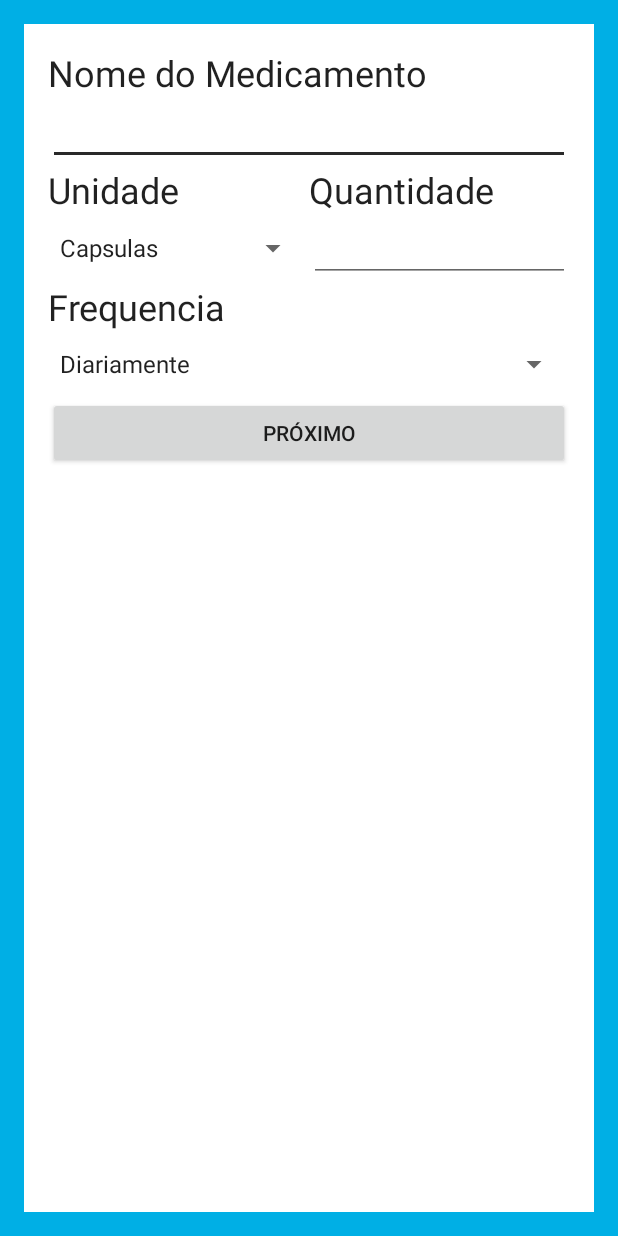
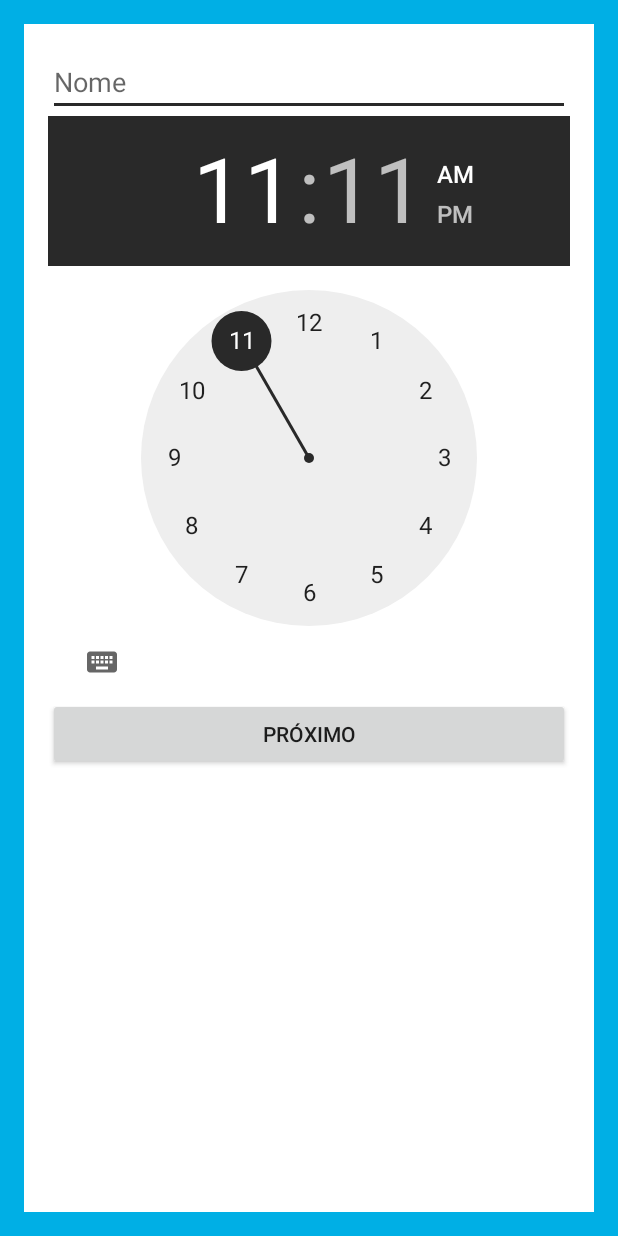
Before and after one commit to felipsimoes/nossaSaude, an Android app: the MedicamentoActivity screen opened directly, with no data from a screen before it, on a phone screen of 412 x 824 dp. Run offline under Robolectric (Android 15) with nearby library versions, the light colour scheme and no system bars.

Commit message:
alarm most simple working version

```diff
--- a/app/build.gradle
+++ b/app/build.gradle
@@ -2,12 +2,12 @@ apply plugin: 'com.android.application'
 apply plugin: 'realm-android'
 
 android {
-    compileSdkVersion 24
+    compileSdkVersion 22
     buildToolsVersion "25.0.0"
     defaultConfig {
         applicationId "com.example.app.nossasaudeapp"
         minSdkVersion 15
-        targetSdkVersion 24
+        targetSdkVersion 22
         versionCode 1
         versionName "1.0"
         testInstrumentationRunner "android.support.test.runner.AndroidJUnitRunner"
@@ -25,7 +25,7 @@ dependencies {
     androidTestCompile('com.android.support.test.espresso:espresso-core:2.2.2', {
         exclude group: 'com.android.support', module: 'support-annotations'
     })
-    compile 'com.android.support:appcompat-v7:24.2.1'
+    compile 'com.android.support:appcompat-v7:22.2.1'
     compile 'com.facebook.stetho:stetho:1.4.1'
     compile 'com.uphyca:stetho_realm:2.0.0'
     testCompile 'junit:junit:4.12'
--- a/app/src/main/AndroidManifest.xml
+++ b/app/src/main/AndroidManifest.xml
@@ -24,6 +24,8 @@
                 <category android:name="android.intent.category.LAUNCHER" />
             </intent-filter>
         </activity>
+        <receiver android:name=".AlarmReceiver" />
+        <service android:name=".AlarmService" />
     </application>
 
 </manifest>
--- a/app/src/main/java/com/example/app/nossasaudeapp/MedicamentoActivity.java
+++ b/app/src/main/java/com/example/app/nossasaudeapp/MedicamentoActivity.java
@@ -1,11 +1,19 @@
 package com.example.app.nossasaudeapp;
 
 import android.app.AlarmManager;
+import android.app.PendingIntent;
+import android.content.Intent;
 import android.os.Bundle;
 import android.support.annotation.Nullable;
 import android.support.v7.app.AppCompatActivity;
+import android.util.Log;
+import android.view.View;
 import android.widget.ArrayAdapter;
+import android.widget.Button;
 import android.widget.Spinner;
+import android.widget.TimePicker;
+
+import java.util.Calendar;
 
 /**
  * Created by Galdino's on 26/10/2016.
@@ -14,26 +22,64 @@ import android.widget.Spinner;
 public class MedicamentoActivity extends AppCompatActivity {
 
     AlarmManager alarmManager;
+    private PendingIntent pendingIntent;
 
     @Override
     protected void onCreate(@Nullable Bundle savedInstanceState) {
         super.onCreate(savedInstanceState);
         setContentView(R.layout.medicamento);
 
+        final Intent myIntent = new Intent(this, AlarmReceiver.class);
         alarmManager = (AlarmManager) getSystemService(ALARM_SERVICE);
 
+        final Calendar calendar = Calendar.getInstance();
 
-        Spinner spinner = (Spinner) findViewById(R.id.spinner);
-        ArrayAdapter<CharSequence> adapter = ArrayAdapter.createFromResource(this,
-                R.array.tipo_remedio_array, android.R.layout.simple_spinner_item);
-        adapter.setDropDownViewResource(android.R.layout.simple_spinner_dropdown_item);
-        spinner.setAdapter(adapter);
+//        Spinner spinner = (Spinner) findViewById(R.id.spinner);
+//        ArrayAdapter<CharSequence> adapter = ArrayAdapter.createFromResource(this,
+//                R.array.tipo_remedio_array, android.R.layout.simple_spinner_item);
+//        adapter.setDropDownViewResource(android.R.layout.simple_spinner_dropdown_item);
+//        spinner.setAdapter(adapter);
+//
+//        Spinner spinner1 = (Spinner) findViewById(R.id.spinner2);
+//        ArrayAdapter<CharSequence> adapter1 = ArrayAdapter.createFromResource(this,
+//                R.array.frequencia_array, android.R.layout.simple_spinner_item);
+//        adapter1.setDropDownViewResource(android.R.layout.simple_spinner_dropdown_item);
+//        spinner1.setAdapter(adapter1);
 
-        Spinner spinner1 = (Spinner) findViewById(R.id.spinner2);
-        ArrayAdapter<CharSequence> adapter1 = ArrayAdapter.createFromResource(this,
-                R.array.frequencia_array, android.R.layout.simple_spinner_item);
-        adapter1.setDropDownViewResource(android.R.layout.simple_spinner_dropdown_item);
-        spinner1.setAdapter(adapter1);
+        Button btn = (Button) findViewById(R.id.button);
+
+        final TimePicker timePicker = (TimePicker) findViewById(R.id.timepicker);
+
+        btn.setOnClickListener(new View.OnClickListener() {
+            @Override
+            public void onClick(View v) {
+                calendar.set(Calendar.HOUR_OF_DAY, timePicker.getCurrentHour());
+                calendar.set(Calendar.MINUTE, timePicker.getCurrentMinute());
+
+                final int hour = timePicker.getCurrentHour();
+                final int minute = timePicker.getCurrentMinute();
+
+                String minute_string = String.valueOf(minute);
+                String hour_string = String.valueOf(hour);
+
+                if (minute < 10) {
+                    minute_string = "0" + String.valueOf(minute);
+                }
+
+                if (hour > 12) {
+                    hour_string = String.valueOf(hour - 12) ;
+                }
+
+                Log.d("HORA", hour_string);
+                Log.d("MINUTOS", minute_string);
+
+                myIntent.putExtra("extra","yes");
+                pendingIntent = PendingIntent.getBroadcast(MedicamentoActivity.this, 0,
+                        myIntent, PendingIntent.FLAG_UPDATE_CURRENT);
+
+                alarmManager.set(AlarmManager.RTC_WAKEUP, calendar.getTimeInMillis(), pendingIntent);
+            }
+        });
 
     }
 }
--- a/app/src/main/res/layout/medicamento.xml
+++ b/app/src/main/res/layout/medicamento.xml
@@ -15,81 +15,20 @@
         android:background="@android:color/white"
         android:padding="16dp">
 
-        <TextView
-            android:text="Nome do Medicamento"
-            android:layout_width="match_parent"
-            android:layout_height="wrap_content"
-            android:id="@+id/textView13"
-            android:textAppearance="@style/TextAppearance.AppCompat.Headline" />
-
         <EditText
             android:layout_width="match_parent"
             android:layout_height="wrap_content"
             android:inputType="textPersonName"
             android:ems="10"
+            android:hint="Nome"
             android:id="@+id/editText2"
             android:textColorLink="@color/colorBackQuad2" />
+        <TimePicker
+            android:layout_width="wrap_content"
+            android:layout_height="wrap_content"
+            android:id="@+id/timepicker">
 
-        <LinearLayout
-            android:orientation="horizontal"
-            android:layout_width="match_parent"
-            android:layout_height="wrap_content">
-
-            <LinearLayout
-                android:orientation="vertical"
-                android:layout_width="match_parent"
-                android:layout_height="match_parent"
-                android:layout_weight="1">
-
-                <TextView
-                    android:text="Unidade"
-                    android:layout_width="match_parent"
-                    android:layout_height="wrap_content"
-                    android:id="@+id/textView10"
-                    android:textAppearance="@style/TextAppearance.AppCompat.Headline" />
-
-                <Spinner
-                    android:layout_width="match_parent"
-                    android:layout_height="match_parent"
-                    android:id="@+id/spinner" />
-
-            </LinearLayout>
-
-            <LinearLayout
-                android:orientation="vertical"
-                android:layout_width="match_parent"
-                android:layout_height="match_parent"
-                android:layout_weight="1">
-
-                <TextView
-                    android:text="Quantidade"
-                    android:layout_width="match_parent"
-                    android:layout_height="wrap_content"
-                    android:id="@+id/textView11"
-                    android:textAppearance="@style/TextAppearance.AppCompat.Headline" />
-
-                <EditText
-                    android:layout_width="match_parent"
-                    android:layout_height="wrap_content"
-                    android:inputType="textPersonName"
-                    android:ems="10"
-                    android:id="@+id/editText3"
-                    android:textColorLink="@color/colorBackQuad2" />
-
-            </LinearLayout>
-        </LinearLayout>
-
-        <TextView
-            android:text="Frequencia"
-            android:layout_width="match_parent"
-            android:layout_height="wrap_content"
-            android:id="@+id/textView12"
-            android:textAppearance="@style/TextAppearance.AppCompat.Headline" />
-
-        <Spinner
-            android:layout_width="match_parent"
-            android:layout_height="44dp"
-            android:id="@+id/spinner2" />
+        </TimePicker>
 
         <Button
             android:text="Próximo"
--- a/build.gradle
+++ b/build.gradle
@@ -6,7 +6,7 @@ buildscript {
     }
 
     dependencies {
-        classpath 'com.android.tools.build:gradle:2.3.0'
+        classpath 'com.android.tools.build:gradle:2.3.1'
         classpath "io.realm:realm-gradle-plugin:3.0.0"
         // NOTE: Do not place your application dependencies here; they belong
         // in the individual module build.gradle files
```
Also changed, not shown: app/src/main/java/com/example/app/nossasaudeapp/AlarmReceiver.java (+11 -1 lines), app/src/main/java/com/example/app/nossasaudeapp/AlarmService.java (added, +55 -0 lines), app/src/main/res/layout/activity_login.xml (+4 -3 lines).
